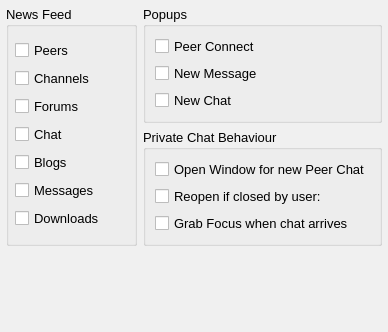
Old version of the form retroshare-gui/src/gui/Preferences/NotifyDialog.ui in the repository RetroShare/RetroShare.
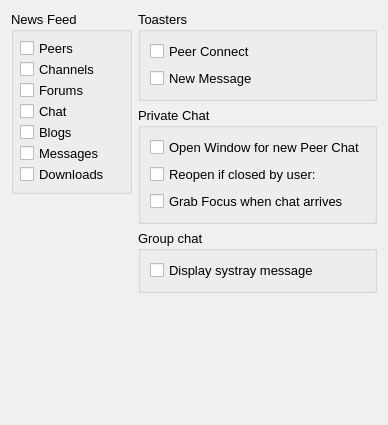
New version of the form.

Commit message: cleaned the notify dialog a little. Added checkbox for group chat. Not enabled yet though.

Diff of the .ui file:
```diff
--- a/retroshare-gui/src/gui/Preferences/NotifyDialog.ui
+++ b/retroshare-gui/src/gui/Preferences/NotifyDialog.ui
@@ -1,12 +1,12 @@
 <ui version="4.0" >
  <class>NotifyDialog</class>
- <widget class="QWidget" name="NotifyDialog" >
-  <property name="geometry" >
+ <widget class="QWidget" name="NotifyDialog">
+  <property name="geometry">
    <rect>
     <x>0</x>
     <y>0</y>
     <width>388</width>
-    <height>332</height>
+    <height>425</height>
    </rect>
   </property>
   <property name="sizePolicy" >
@@ -498,85 +498,68 @@
   <property name="contextMenuPolicy" >
    <enum>Qt::NoContextMenu</enum>
   </property>
-  <layout class="QGridLayout" >
-   <property name="leftMargin" >
-    <number>6</number>
-   </property>
-   <property name="topMargin" >
-    <number>6</number>
-   </property>
-   <property name="rightMargin" >
-    <number>6</number>
-   </property>
-   <property name="bottomMargin" >
-    <number>6</number>
-   </property>
-   <item rowspan="2" row="0" column="0" >
-    <widget class="QGroupBox" name="notify_ForumNewMsg" >
-     <property name="title" >
+  <layout class="QVBoxLayout" name="verticalLayout_4">
+   <item>
+    <layout class="QHBoxLayout" name="horizontalLayout">
+     <item>
+      <layout class="QVBoxLayout" name="verticalLayout_3">
+       <item>
+        <widget class="QGroupBox" name="notify_ForumNewMsg">
+         <property name="title">
       <string>News Feed</string>
      </property>
-     <layout class="QVBoxLayout" >
-      <property name="spacing" >
+         <layout class="QVBoxLayout">
+          <property name="spacing">
        <number>0</number>
       </property>
-      <property name="leftMargin" >
-       <number>6</number>
-      </property>
-      <property name="topMargin" >
-       <number>6</number>
-      </property>
-      <property name="rightMargin" >
-       <number>6</number>
-      </property>
-      <property name="bottomMargin" >
+          <property name="margin">
        <number>6</number>
       </property>
       <item>
-       <widget class="QCheckBox" name="notify_Peers" >
-        <property name="text" >
+           <widget class="QCheckBox" name="notify_Peers">
+            <property name="text">
          <string>Peers</string>
         </property>
        </widget>
       </item>
       <item>
-       <widget class="QCheckBox" name="notify_Channels" >
-        <property name="text" >
+           <widget class="QCheckBox" name="notify_Channels">
+            <property name="text">
          <string>Channels</string>
         </property>
        </widget>
       </item>
       <item>
-       <widget class="QCheckBox" name="notify_Forums" >
-        <property name="text" >
+           <widget class="QCheckBox" name="notify_Forums">
+            <property name="text">
          <string>Forums</string>
         </property>
        </widget>
       </item>
       <item>
-       <widget class="QCheckBox" name="notify_Chat" >
-        <property name="text" >
+           <widget class="QCheckBox" name="notify_Chat">
+            <property name="text">
          <string>Chat</string>
         </property>
        </widget>
       </item>
       <item>
-       <widget class="QCheckBox" name="notify_Blogs" >
-        <property name="text" >
+           <widget class="QCheckBox" name="notify_Blogs">
+            <property name="text">
          <string>Blogs</string>
         </property>
        </widget>
       </item>
       <item>
-       <widget class="QCheckBox" name="notify_Messages" >
-        <property name="text" >
+           <widget class="QCheckBox" name="notify_Messages">
+            <property name="text">
          <string>Messages</string>
         </property>
        </widget>
       </item>
       <item>
-       <widget class="QCheckBox" name="notify_Downloads" >
-        <property name="text" >
+           <widget class="QCheckBox" name="notify_Downloads">
+            <property name="text">
          <string>Downloads</string>
         </property>
        </widget>
@@ -584,65 +567,75 @@
      </layout>
     </widget>
    </item>
-   <item row="0" column="1" >
-    <widget class="QGroupBox" name="groupBox" >
-     <property name="title" >
-      <string>Popups</string>
-     </property>
-     <layout class="QVBoxLayout" >
-      <property name="leftMargin" >
+       <item>
+        <spacer name="verticalSpacer">
+         <property name="orientation">
+          <enum>Qt::Vertical</enum>
+         </property>
+         <property name="sizeHint" stdset="0">
+          <size>
+           <width>20</width>
+           <height>40</height>
+          </size>
+         </property>
+        </spacer>
+       </item>
+      </layout>
+     </item>
+     <item>
+      <layout class="QVBoxLayout" name="verticalLayout">
+       <item>
+        <widget class="QGroupBox" name="groupBox">
+         <property name="title">
+          <string>Toasters</string>
+         </property>
+         <layout class="QVBoxLayout">
+          <property name="leftMargin">
        <number>9</number>
       </property>
-      <property name="topMargin" >
+          <property name="topMargin">
        <number>9</number>
       </property>
       <item>
-       <widget class="QCheckBox" name="popup_Connect" >
-        <property name="text" >
+           <widget class="QCheckBox" name="popup_Connect">
+            <property name="text">
          <string>Peer Connect</string>
         </property>
        </widget>
       </item>
       <item>
-       <widget class="QCheckBox" name="popup_NewMsg" >
-        <property name="text" >
+           <widget class="QCheckBox" name="popup_NewMsg">
+            <property name="text">
          <string>New Message</string>
         </property>
        </widget>
       </item>
-      <item>
-       <widget class="QCheckBox" name="popup_NewChat" >
-        <property name="text" >
-         <string>New Chat</string>
-        </property>
-       </widget>
-      </item>
      </layout>
     </widget>
    </item>
-   <item row="1" column="1" >
-    <widget class="QGroupBox" name="groupBox_2" >
-     <property name="title" >
-      <string>Private Chat Behaviour</string>
-     </property>
-     <layout class="QVBoxLayout" >
+       <item>
+        <widget class="QGroupBox" name="groupBox_2">
+         <property name="title">
+          <string>Private Chat</string>
+         </property>
+         <layout class="QVBoxLayout">
       <item>
-       <widget class="QCheckBox" name="chat_NewWindow" >
-        <property name="text" >
+           <widget class="QCheckBox" name="chat_NewWindow">
+            <property name="text">
          <string>Open Window for new Peer Chat</string>
         </property>
        </widget>
       </item>
       <item>
-       <widget class="QCheckBox" name="chat_Reopen" >
-        <property name="text" >
+           <widget class="QCheckBox" name="chat_Reopen">
+            <property name="text">
          <string>Reopen if closed by user:</string>
         </property>
        </widget>
       </item>
       <item>
-       <widget class="QCheckBox" name="chat_Focus" >
-        <property name="text" >
+           <widget class="QCheckBox" name="chat_Focus">
+            <property name="text">
          <string>Grab Focus when chat arrives</string>
         </property>
        </widget>
@@ -650,15 +643,35 @@
      </layout>
     </widget>
    </item>
-   <item row="2" column="0" colspan="2" >
-    <spacer>
-     <property name="orientation" >
+       <item>
+        <widget class="QGroupBox" name="groupBox_3">
+         <property name="title">
+          <string>Group chat</string>
+         </property>
+         <layout class="QVBoxLayout" name="verticalLayout_2">
+          <item>
+           <widget class="QCheckBox" name="systray_GroupChat">
+            <property name="text">
+             <string>Display systray message</string>
+            </property>
+           </widget>
+          </item>
+         </layout>
+        </widget>
+       </item>
+      </layout>
+     </item>
+    </layout>
+   </item>
+   <item>
+    <spacer name="verticalSpacer_2">
+     <property name="orientation">
       <enum>Qt::Vertical</enum>
      </property>
-     <property name="sizeHint" >
+     <property name="sizeHint" stdset="0">
       <size>
-       <width>361</width>
-       <height>40</height>
+       <width>20</width>
+       <height>130</height>
       </size>
      </property>
     </spacer>
```
Left out of the diff: 321 changed lines with no effect on the pictures. Lines whose indentation alone changed are shown as unchanged. The commit also changes 1 other file.
